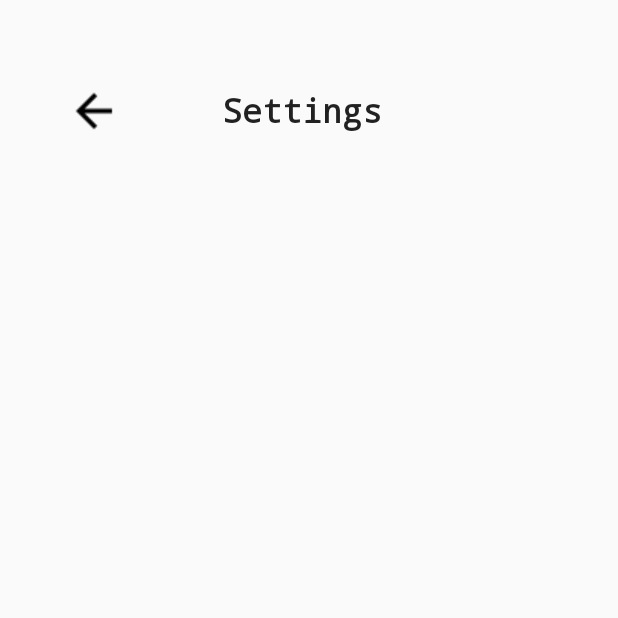
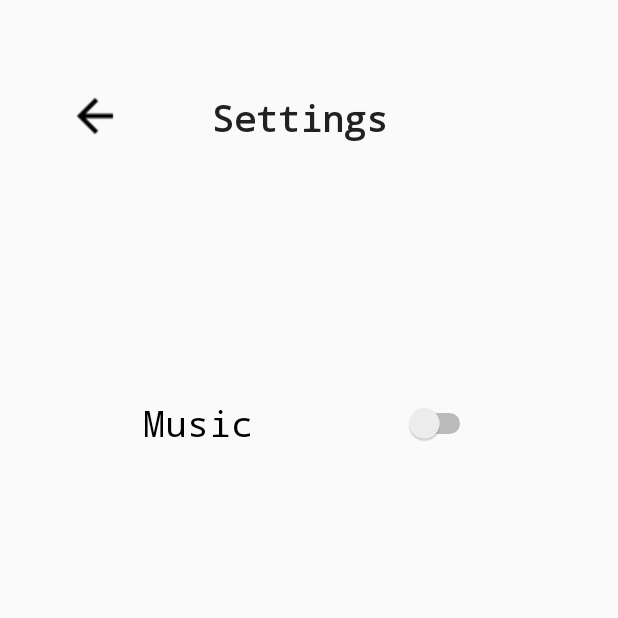
Before and after one commit to ndalton12/AppsForGoodGame, an Android app: the SettingMenu screen opened directly, with no data from a screen before it, on a phone screen of 412 x 824 dp, the top half of it. Run offline under Robolectric (Android 15) with nearby library versions, the phone set to English and light mode, and no system bars.

Commit message:
Added music files

```diff
--- a/app/src/main/AndroidManifest.xml
+++ b/app/src/main/AndroidManifest.xml
@@ -5,7 +5,7 @@
     <application
         android:allowBackup="true"
         android:icon="@mipmap/ic_launcher"
-        android:label="@string/app_name"
+        android:label="@string/game_of_life"
         android:roundIcon="@mipmap/ic_launcher_round"
         android:supportsRtl="true"
         android:theme="@style/AppTheme">
@@ -29,6 +29,7 @@
                 android:name="android.support.PARENT_ACTIVITY"
                 android:value=".Game" />
         </activity>
+        <service android:name=".MusicService" android:enabled="true"/>
     </application>
 
 </manifest>
--- a/app/src/main/java/com/example/niall/game2/Menu.java
+++ b/app/src/main/java/com/example/niall/game2/Menu.java
@@ -13,6 +13,7 @@ public class Menu extends DialogFragment {
 
     @Override
     public Dialog onCreateDialog(Bundle savedInstanceState) {
+
         // Use the Builder class for convenient dialog construction
         AlertDialog.Builder builder = new AlertDialog.Builder(getActivity());
 
--- a/app/src/main/res/layout/setting_menu.xml
+++ b/app/src/main/res/layout/setting_menu.xml
@@ -8,8 +8,8 @@
 
     <TextView
         android:id="@+id/textView"
-        android:layout_width="116dp"
-        android:layout_height="31dp"
+        android:layout_width="130dp"
+        android:layout_height="33dp"
         android:layout_marginBottom="8dp"
         android:layout_marginEnd="8dp"
         android:layout_marginLeft="8dp"
@@ -22,13 +22,13 @@
         android:text="@string/settings"
         android:textAllCaps="false"
         android:textAppearance="@style/TextAppearance.AppCompat"
-        android:textSize="22sp"
+        android:textSize="24sp"
         android:textStyle="bold"
-        app:layout_constraintBottom_toBottomOf="@+id/imageButton"
+        app:layout_constraintBottom_toBottomOf="parent"
         app:layout_constraintLeft_toLeftOf="parent"
         app:layout_constraintRight_toRightOf="parent"
         app:layout_constraintTop_toTopOf="parent"
-        app:layout_constraintVertical_bias="1.0"
+        app:layout_constraintVertical_bias="0.06999999"
         tools:ignore="TextViewEdits,UnusedAttribute" />
 
     <ImageButton
@@ -43,12 +43,32 @@
         android:onClick="goBack"
         android:src="@drawable/ic_arrow_back_black_24dp"
         app:layout_constraintBottom_toBottomOf="parent"
-        app:layout_constraintHorizontal_bias="0.349"
+        app:layout_constraintHorizontal_bias="0.08"
         app:layout_constraintLeft_toLeftOf="parent"
-        app:layout_constraintRight_toLeftOf="@+id/textView"
         app:layout_constraintTop_toTopOf="parent"
-        app:layout_constraintVertical_bias="0.055"
+        app:layout_constraintVertical_bias="0.060000002"
         android:id="@+id/imageButton"
-        tools:ignore="ContentDescription" />
+        tools:ignore="ContentDescription"
+        app:layout_constraintRight_toRightOf="parent" />
+
+    <Switch
+        android:id="@+id/switch1"
+        android:layout_width="222dp"
+        android:layout_height="72dp"
+        android:layout_marginBottom="8dp"
+        android:layout_marginLeft="8dp"
+        android:layout_marginRight="8dp"
+        android:layout_marginTop="8dp"
+        android:checked="false"
+        android:fontFamily="monospace"
+        android:text="@string/music"
+        android:textSize="24sp"
+        android:typeface="monospace"
+        app:layout_constraintBottom_toBottomOf="parent"
+        app:layout_constraintLeft_toLeftOf="parent"
+        app:layout_constraintRight_toRightOf="parent"
+        app:layout_constraintTop_toTopOf="parent"
+        app:layout_constraintVertical_bias="0.323"
+        tools:checked="true" />
 
 </android.support.constraint.ConstraintLayout>
--- a/app/src/main/res/values/strings.xml
+++ b/app/src/main/res/values/strings.xml
@@ -5,4 +5,5 @@
     <string name="game_of_life">Game of Life</string>
     <string name="money">Money</string>
     <string name="settings">Settings</string>
+    <string name="music">Music</string>
 </resources>
```
Also changed, not shown: app/src/main/java/com/example/niall/game2/Game.java (+14 -1 lines), app/src/main/java/com/example/niall/game2/MainActivity.java (+80 -8 lines), app/src/main/java/com/example/niall/game2/MusicHandler.java (added, +45 -0 lines), app/src/main/java/com/example/niall/game2/MusicService.java (added, +107 -0 lines), app/src/main/res/layout/content.xml (+35 -8 lines), 1 other file.
